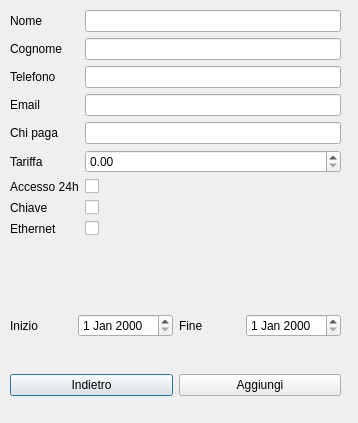
Qt form addreservation.ui (lucapegolotti/coworking) before a commit.
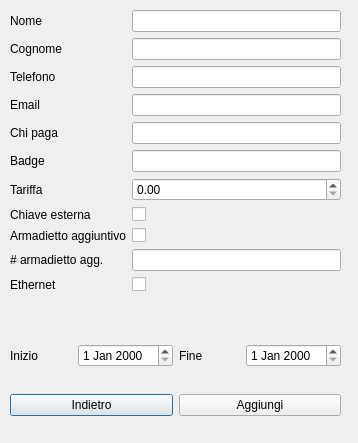
The same form after that commit.

Commit message: Add badge and deposit fields

What changed in the file:
```diff
--- a/addreservation.ui
+++ b/addreservation.ui
@@ -7,7 +7,7 @@
     <x>0</x>
     <y>0</y>
     <width>358</width>
-    <height>423</height>
+    <height>443</height>
    </rect>
   </property>
   <property name="windowTitle">
@@ -19,7 +19,7 @@
      <x>10</x>
      <y>10</y>
      <width>331</width>
-     <height>281</height>
+     <height>319</height>
     </rect>
    </property>
    <layout class="QFormLayout" name="formLayout_2">
@@ -53,48 +53,48 @@
     <item row="4" column="1">
      <widget class="QLineEdit" name="chiPagaLineEdit"/>
     </item>
-    <item row="5" column="0">
+    <item row="6" column="0">
      <widget class="QLabel" name="tariffaLabel">
       <property name="text">
        <string>Tariffa</string>
       </property>
      </widget>
     </item>
-    <item row="5" column="1">
+    <item row="6" column="1">
      <widget class="QDoubleSpinBox" name="tariffaSpinBox">
       <property name="maximum">
        <double>10000.000000000000000</double>
       </property>
      </widget>
     </item>
-    <item row="6" column="0">
+    <item row="7" column="0">
      <widget class="QLabel" name="accesso24hLabel">
       <property name="text">
-       <string>Accesso 24h</string>
+       <string>Chiave esterna</string>
       </property>
      </widget>
     </item>
-    <item row="6" column="1">
+    <item row="7" column="1">
      <widget class="QCheckBox" name="accesso24hCheckBox"/>
     </item>
-    <item row="7" column="0">
+    <item row="8" column="0">
      <widget class="QLabel" name="chiaveLabel">
       <property name="text">
-       <string>Chiave</string>
+       <string>Armadietto aggiuntivo</string>
       </property>
      </widget>
     </item>
-    <item row="7" column="1">
+    <item row="8" column="1">
      <widget class="QCheckBox" name="chiaveCheckBox"/>
     </item>
-    <item row="8" column="0">
+    <item row="10" column="0">
      <widget class="QLabel" name="ethernetLabel">
       <property name="text">
        <string>Ethernet</string>
       </property>
      </widget>
     </item>
-    <item row="8" column="1">
+    <item row="10" column="1">
      <widget class="QCheckBox" name="ethernetCheckBox"/>
     </item>
     <item row="2" column="0">
@@ -117,13 +117,33 @@
     <item row="3" column="1">
      <widget class="QLineEdit" name="emailLineEdit"/>
     </item>
+    <item row="9" column="0">
+     <widget class="QLabel" name="armadiettoAggLabel">
+      <property name="text">
+       <string># armadietto agg.</string>
+      </property>
+     </widget>
+    </item>
+    <item row="9" column="1">
+     <widget class="QLineEdit" name="armadiettoAggLineEdit"/>
+    </item>
+    <item row="5" column="0">
+     <widget class="QLabel" name="badgeLabel">
+      <property name="text">
+       <string>Badge</string>
+      </property>
+     </widget>
+    </item>
+    <item row="5" column="1">
+     <widget class="QLineEdit" name="badgeLineEdit"/>
+    </item>
    </layout>
   </widget>
   <widget class="QWidget" name="horizontalLayoutWidget">
    <property name="geometry">
     <rect>
      <x>10</x>
-     <y>360</y>
+     <y>380</y>
      <width>331</width>
      <height>51</height>
     </rect>
@@ -149,7 +169,7 @@
    <property name="geometry">
     <rect>
      <x>10</x>
-     <y>300</y>
+     <y>330</y>
      <width>331</width>
      <height>51</height>
     </rect>
```
The commit also changes 7 other files.
